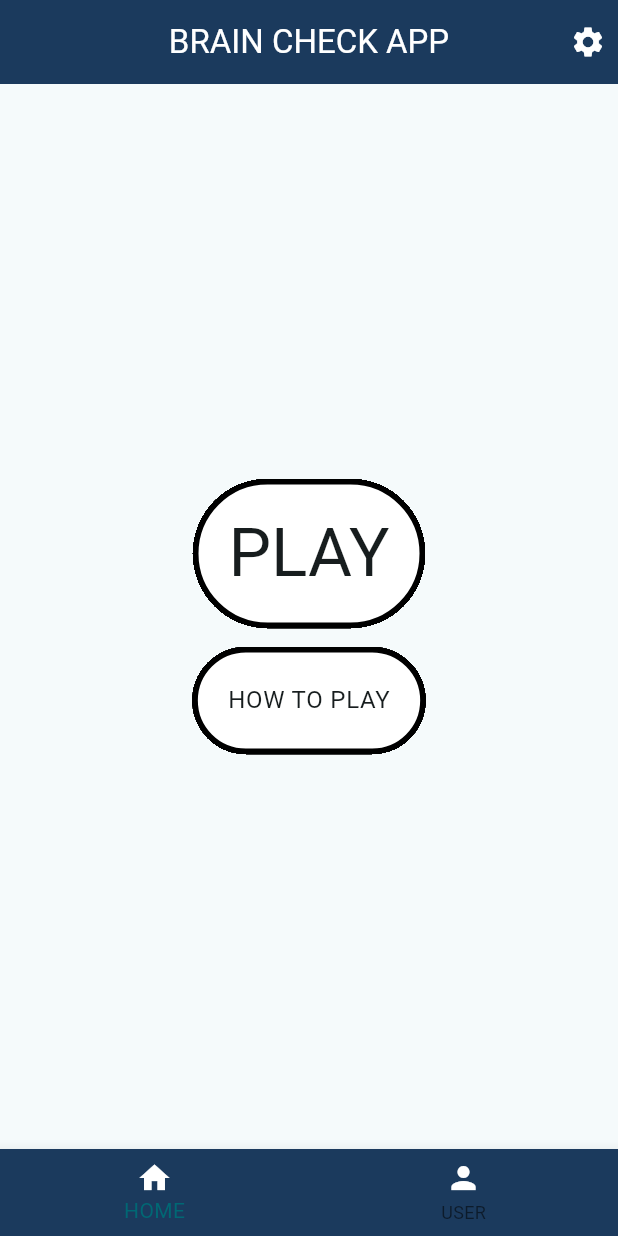
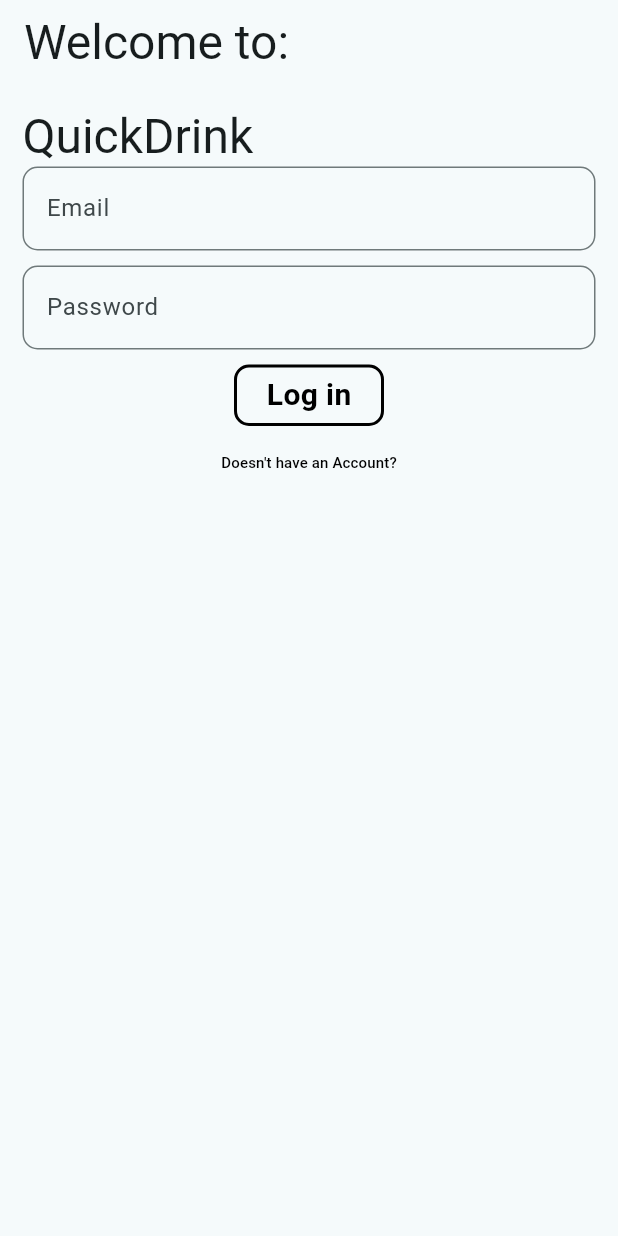
Before and after one commit to bogbrz/brain_check, a Flutter app: the screen it shows after launch, on a phone screen of 412 x 824 dp. Run offline on Flutter 3.47's test engine with Material 3 defaults, Android fonts, the phone set to English and light mode, and no system bars; our stand-ins replace bloc, dio, firebase_auth, firebase_core, flutter_bloc, freezed_annotation and 5 more; accounts and stored records are empty; generated files the repository leaves out were written again.

Commit message:
Implement log in

```diff
--- a/lib/app.dart
+++ b/lib/app.dart
@@ -1,4 +1,4 @@
-
+import 'package:brain_check/features/pages/root_page/root_page.dart';
 import 'package:brain_check/navigator_page.dart';
 import 'package:flutter/material.dart';
 
@@ -11,11 +11,11 @@ class MyApp extends StatelessWidget {
         title: 'Flutter Demo',
         theme: ThemeData(
           colorScheme: ColorScheme.fromSeed(
-              background: Color.fromARGB(255, 31, 81, 135),
-              seedColor: Color.fromARGB(255, 255, 255, 255),
-            ),
+            background: Color.fromARGB(255, 31, 81, 135),
+            seedColor: Color.fromARGB(255, 255, 255, 255),
+          ),
           useMaterial3: true,
         ),
-        home: NavigatorPage());
+        home: RootPage());
   }
 }
--- a/lib/app/core.dart
+++ b/lib/app/core.dart
@@ -1 +1 @@
-enum Status { initial, loading, succes, faliure }
+enum Status { initial, correct, wrong, notChoosed }
--- /dev/null
+++ b/lib/data_sources/authentication_data_source.dart
@@ -0,0 +1,25 @@
+import 'package:firebase_auth/firebase_auth.dart';
+import 'package:injectable/injectable.dart';
+
+@injectable
+class AuthDataSource {
+  Stream<User?> authStateChagnes() {
+    return FirebaseAuth.instance.authStateChanges();
+  }
+
+  Future<void> signInWitEmailAndPassword(
+      {required String email, required String password}) async {
+    await FirebaseAuth.instance
+        .signInWithEmailAndPassword(email: email, password: password);
+  }
+
+  Future<void> createUserWithEmailAndPassword(
+      {required String email, required String password}) async {
+    await FirebaseAuth.instance
+        .createUserWithEmailAndPassword(email: email, password: password);
+  }
+
+    Future<void> signOut() async {
+    await FirebaseAuth.instance.signOut();
+  }
+}
--- a/lib/data_sources/questions_data_source.dart
+++ b/lib/data_sources/questions_data_source.dart
@@ -23,9 +23,9 @@ abstract class QuestionDataSource {
   Future<Questions> getQuestionWithCatAndDiff(
       @Query("difficulty") String? difficulty, @Query("category") int? category);
 
- @GET('/api.php?amount=5')
+ @GET('/api.php')
   Future<Questions> getListofQuestions(
-      @Query("difficulty") String difficulty, @Query("category") int category);
+      @Query("difficulty") String? difficulty, @Query("category") int? category, @Query("amount") int? amount);
 
   // @GET('/api.php?amount=5')
   // Future<List<QuestionModel>> getQuestionWithCat(
--- /dev/null
+++ b/lib/domain/repositories/authentication_repository.dart
@@ -0,0 +1,28 @@
+import 'package:brain_check/data_sources/authentication_data_source.dart';
+import 'package:firebase_auth/firebase_auth.dart';
+
+
+class AuthRepository {
+  final AuthDataSource authDataSource;
+
+  AuthRepository({required this.authDataSource});
+  Stream<User?> authStateChanges() {
+    return authDataSource.authStateChagnes();
+  }
+
+  Future<void> signInWitEmailAndPassword(
+      {required String email, required String password}) async {
+    await authDataSource.signInWitEmailAndPassword(
+        email: email, password: password);
+  }
+
+  Future<void> createUserWithEmailAndPassword(
+      {required String email, required String password}) async {
+    await authDataSource.createUserWithEmailAndPassword(
+        email: email, password: password);
+  }
+
+  Future<void> signOut() async {
+    await authDataSource.signOut();
+  }
+}
--- a/lib/domain/repositories/questions_repository.dart
+++ b/lib/domain/repositories/questions_repository.dart
@@ -15,9 +15,9 @@ class QuestionRepository {
   }
 
   Future<List<QuestionModel>> getListOfQuestions(
-      {required int category, required String difficulty}) async {
+      {required int? category, required String? difficulty, required int? amount}) async {
     final questions =
-        await questionDataSource.getListofQuestions(difficulty, category);
+        await questionDataSource.getListofQuestions(difficulty, category, amount);
     print("  5 QUESTIONS  ${questions.results}");
     return questions.results;
   }
--- /dev/null
+++ b/lib/features/pages/log_in/cubit/log_in_page_cubit.dart
@@ -0,0 +1,56 @@
+import 'dart:async';
+
+import 'package:bloc/bloc.dart';
+import 'package:brain_check/domain/repositories/authentication_repository.dart';
+
+import 'package:freezed_annotation/freezed_annotation.dart';
+
+
+
+part 'log_in_page_state.dart';
+part 'log_in_page_cubit.freezed.dart';
+
+class LogInPageCubit extends Cubit<LogInPageState> {
+  LogInPageCubit({required this.authRepository})
+      : super(LogInPageState(
+          errorMessage: "",
+        ));
+  final AuthRepository authRepository;
+
+
+  Future<void> signInWitEmailAndPassword(
+      {required String email, required String password}) async {
+    emit(LogInPageState(
+      errorMessage: "",
+    ));
+    try {
+       await authRepository.signInWitEmailAndPassword(
+          email: email, password: password);
+      emit(LogInPageState(
+        errorMessage: "",
+      ));
+    } catch (error) {
+      emit(LogInPageState(
+        errorMessage: error.toString(),
+      ));
+    }
+  }
+
+  Future<void> createUserWithEmailAndPassword(
+      {required String email, required String password}) async {
+    emit(LogInPageState(
+      errorMessage: "",
+    ));
+    try {
+     await authRepository.createUserWithEmailAndPassword(
+          email: email, password: password);
+      emit(LogInPageState(
+        errorMessage: "",
+      ));
+    } catch (error) {
+      LogInPageState(
+        errorMessage: error.toString(),
+      );
+    }
+  }
+}
--- /dev/null
+++ b/lib/features/pages/log_in/cubit/log_in_page_state.dart
@@ -0,0 +1,11 @@
+part of 'log_in_page_cubit.dart';
+
+@freezed
+class LogInPageState with _$LogInPageState {
+
+
+  factory LogInPageState({
+    required String errorMessage,
+
+  }) = _LogInPageState;
+}
--- /dev/null
+++ b/lib/features/pages/log_in/log_page.dart
@@ -0,0 +1,146 @@
+import 'package:brain_check/app/injection_container.dart';
+import 'package:brain_check/features/pages/log_in/cubit/log_in_page_cubit.dart';
+import 'package:flutter/material.dart';
+import 'package:flutter_bloc/flutter_bloc.dart';
+
+final emailController = TextEditingController();
+final passwordController = TextEditingController();
+
+class LogInPage extends StatefulWidget {
+  const LogInPage({
+    super.key,
+  });
+
+  @override
+  State<LogInPage> createState() => _LogInPageState();
+}
+
+class _LogInPageState extends State<LogInPage> {
+  var isCreatingAccount = false;
+
+  @override
+  Widget build(BuildContext context) {
+    return BlocProvider(
+      create: (context) => getIt<LogInPageCubit>(),
+      child: BlocBuilder<LogInPageCubit, LogInPageState>(
+        builder: (context, state) {
+          return Scaffold(
+            appBar: AppBar(
+                title: Text(
+              "Welcome to:",
+              style: Theme.of(context).textTheme.headlineLarge,
+            )),
+            body: Padding(
+              padding: const EdgeInsets.all(15.0),
+              child: Column(
+                mainAxisAlignment: MainAxisAlignment.start,
+                children: [
+                  Column(
+                    children: [
+                      Row(
+                        children: [
+                          Text(
+                            "QuickDrink",
+                            style: Theme.of(context).textTheme.headlineLarge,
+                          ),
+                        ],
+                      ),
+                    ],
+                  ),
+                  TextField(
+                    decoration: InputDecoration(
+                      border: OutlineInputBorder(
+                          borderRadius: BorderRadius.circular(10.0)),
+                      label: const Text("Email"),
+                    ),
+                    controller: emailController,
+                  ),
+                  const SizedBox(
+                    height: 10,
+                  ),
+                  TextField(
+                    obscureText: true,
+                    decoration: InputDecoration(
+                      label: const Text("Password"),
+                      border: OutlineInputBorder(
+                          borderRadius: BorderRadius.circular(10.0)),
+                    ),
+                    controller: passwordController,
+                  ),
+                  const SizedBox(
+                    height: 10,
+                  ),
+                  InkWell(
+                    onTap: () async {
+                      if (isCreatingAccount) {
+                        context
+                            .read<LogInPageCubit>()
+                            .createUserWithEmailAndPassword(
+                                email: emailController.text,
+                                password: passwordController.text);
+                      } else {
+                        context
+                            .read<LogInPageCubit>()
+                            .signInWitEmailAndPassword(
+                                email: emailController.text,
+                                password: passwordController.text);
+                      }
+                    },
+                    child: Container(
+                      alignment: Alignment.center,
+                      width: isCreatingAccount ? 200 : 100,
+                      decoration: BoxDecoration(
+                          border: Border.all(
+                            width: 2,
+                            color: Colors.black,
+                          ),
+                          borderRadius: BorderRadius.circular(10)),
+                      child: Padding(
+                        padding: const EdgeInsets.all(4.0),
+                        child: Text(
+                          isCreatingAccount ? "Create Account " : "Log in",
+                          style: const TextStyle(
+                              color: Colors.black,
+                              fontWeight: FontWeight.bold,
+                              fontSize: 20),
+                        ),
+                      ),
+                    ),
+                  ),
+                  if (isCreatingAccount == false) ...[
+                    TextButton(
+                        onPressed: () {
+                          passwordController.clear();
+                          emailController.clear();
+                          setState(() {
+                            isCreatingAccount = true;
+                          });
+                        },
+                        child: const Text(
+                          "Doesn't have an Account?",
+                          style: TextStyle(color: Colors.black, fontSize: 10),
+                        )),
+                  ],
+                  if (isCreatingAccount == true) ...[
+                    TextButton(
+                        onPressed: () {
+                          passwordController.clear();
+                          emailController.clear();
+                          setState(() {
+                            isCreatingAccount = false;
+                          });
+                        },
+                        child: const Text(
+                          "Already have an account?",
+                          style: TextStyle(color: Colors.black, fontSize: 10),
+                        ))
+                  ],
+                ],
+              ),
+            ),
+          );
+        },
+      ),
+    );
+  }
+}
--- a/lib/features/pages/question_page/cubit/question_page_cubit.dart
+++ b/lib/features/pages/question_page/cubit/question_page_cubit.dart
@@ -52,9 +52,9 @@ class QuestionPageCubit extends Cubit<QuestionPageState> {
   Future<void> getFiveQuestions(
       {required int category,
       required String difficulty,
-      required int index}) async {
+      required int index, required int amount}) async {
     final questionContent = await questionRepository.getListOfQuestions(
-        category: category, difficulty: difficulty);
+        category: category, difficulty: difficulty ,amount: amount );
     final List<String> answers = [];
     answers.addAll(questionContent[index].incorrectAnswers);
     answers.add(questionContent[index].correctAnswer);
--- /dev/null
+++ b/lib/features/pages/root_page/cubit/root_page_cubit.dart
@@ -0,0 +1,38 @@
+import 'dart:async';
+
+import 'package:bloc/bloc.dart';
+import 'package:brain_check/domain/repositories/authentication_repository.dart';
+import 'package:firebase_auth/firebase_auth.dart';
+import 'package:freezed_annotation/freezed_annotation.dart';
+
+
+
+part 'root_page_state.dart';
+part 'root_page_cubit.freezed.dart';
+
+class RootPageCubit extends Cubit<RootPageState> {
+  RootPageCubit({required this.authRepository})
+      : super(RootPageState(user: null, errorMessage: ""));
+  StreamSubscription? streamSubscription;
+  final AuthRepository authRepository;
+
+  Future<void> authStateChanges() async {
+    streamSubscription = authRepository.authStateChanges().listen((user) {
+      try {
+        emit(RootPageState(user: user, errorMessage: ""));
+      } catch (error) {
+        emit(RootPageState(user: null, errorMessage: error.toString()));
+      }
+    });
+  }
+
+  Future<void> signOut() async {
+    return authRepository.signOut();
+  }
+
+  @override
+  Future<void> close() {
+    streamSubscription?.cancel();
+    return super.close();
+  }
+}
--- /dev/null
+++ b/lib/features/pages/root_page/cubit/root_page_state.dart
@@ -0,0 +1,9 @@
+part of 'root_page_cubit.dart';
+
+@freezed
+class RootPageState with _$RootPageState {
+
+
+  factory RootPageState({required User? user, required String errorMessage}) =
+      _RootPageState;
+}
--- /dev/null
+++ b/lib/features/pages/root_page/root_page.dart
@@ -0,0 +1,26 @@
+import 'package:brain_check/app/injection_container.dart';
+
+import 'package:brain_check/features/pages/log_in/log_page.dart';
+import 'package:brain_check/features/pages/root_page/cubit/root_page_cubit.dart';
+import 'package:brain_check/navigator_page.dart';
+import 'package:flutter/material.dart';
+import 'package:flutter_bloc/flutter_bloc.dart';
+
+class RootPage extends StatelessWidget {
+  const RootPage({
+    super.key,
+  });
+
+  @override
+  Widget build(BuildContext context) {
+    return BlocProvider(
+        create: (context) => getIt<RootPageCubit>()..authStateChanges(),
+        child: BlocBuilder<RootPageCubit, RootPageState>(
+            builder: (context, state) {
+          if (state.user == null) {
+            return const LogInPage();
+          }
+          return const NavigatorPage();
+        }));
+  }
+}
--- a/lib/main.dart
+++ b/lib/main.dart
@@ -1,8 +1,12 @@
 import 'package:brain_check/app.dart';
 import 'package:brain_check/app/injection_container.dart';
+import 'package:brain_check/firebase_options.dart';
+import 'package:firebase_core/firebase_core.dart';
 import 'package:flutter/material.dart';
 
-void main() {
+void main() async {
+  WidgetsFlutterBinding.ensureInitialized();
+  await Firebase.initializeApp(options: DefaultFirebaseOptions.currentPlatform);
   configureDependencies();
   runApp(const MyApp());
 }
--- a/pubspec.yaml
+++ b/pubspec.yaml
@@ -48,6 +48,8 @@ dependencies:
   html_unescape: ^2.0.0
   flutter_hooks: ^0.20.4
   timer_count_down: ^2.2.2
+  firebase_core: ^2.24.2
+  firebase_auth: ^4.16.0
 
 
 dev_dependencies:
```
Also changed, not shown: lib/data_sources/ranking_data_source.dart (added, +7 -0 lines), lib/domain/models/question_model.dart (+13 -7 lines), lib/features/pages/difficulty_page.dart (+10 -8 lines), lib/features/pages/question_page/question_page.dart (+15 -13 lines), lib/app/injection_container.config.dart, lib/data_sources/questions_data_source.g.dart, lib/domain/models/question_model.freezed.dart, lib/domain/models/question_model.g.dart, lib/features/pages/log_in/cubit/log_in_page_cubit.freezed.dart (added), lib/features/pages/question_page/cubit/question_page_state.dart (line endings or trailing spaces), lib/features/pages/root_page/cubit/root_page_cubit.freezed.dart (added), lib/firebase_options.dart (added), pubspec.lock, 4 other files.
